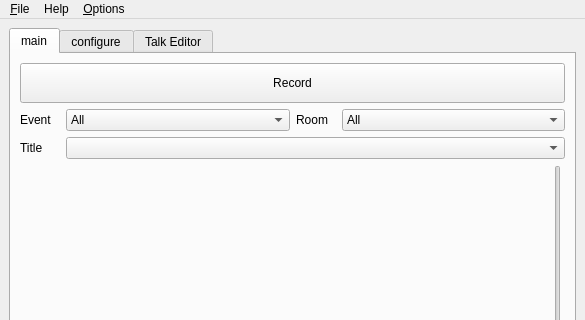
Old version of the form src/freeseer/frontend/default/forms/freeseer_ui_qt.ui in the repository Freeseer/freeseer; both pictures show x 0 to 585 and y 0 to 320 of the 585 by 529 pixel window.
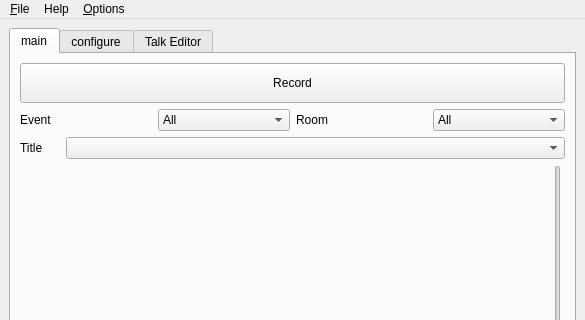
New version of the form. Icons and pictures are not drawn.

Patch:
```diff
--- a/src/freeseer/frontend/default/forms/freeseer_ui_qt.ui
+++ b/src/freeseer/frontend/default/forms/freeseer_ui_qt.ui
@@ -83,7 +83,7 @@
             </property>
             <property name="maximumSize">
              <size>
-              <width>40</width>
+              <width>16777215</width>
               <height>24</height>
              </size>
             </property>
@@ -105,7 +105,7 @@
            <widget class="QLabel" name="label_6">
             <property name="maximumSize">
              <size>
-              <width>40</width>
+              <width>16777215</width>
               <height>24</height>
              </size>
             </property>
```
Left out of the diff: 6 changed lines with no effect on the pictures.
